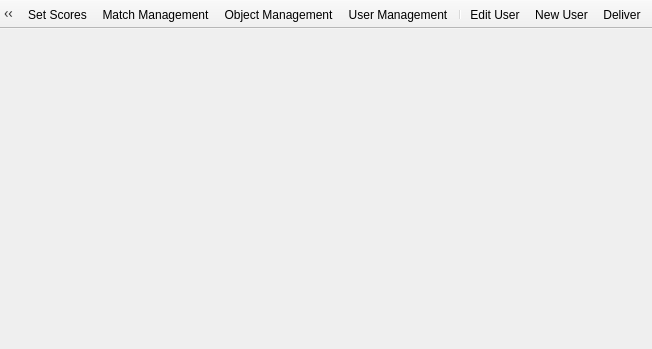
The window that mainwindow.ui (nournia/ketabkhaane) describes before a commit, drawn with Qt 5.
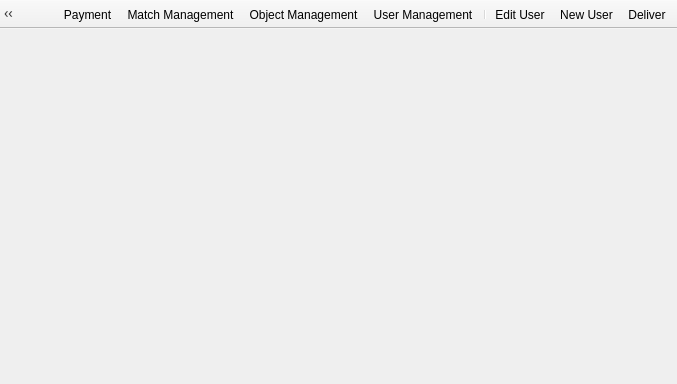
The same window after the commit. Icons and pictures are not drawn.

Diff of the .ui file:
```diff
--- a/mainwindow.ui
+++ b/mainwindow.ui
@@ -6,8 +6,8 @@
    <rect>
     <x>0</x>
     <y>0</y>
-    <width>652</width>
-    <height>349</height>
+    <width>677</width>
+    <height>384</height>
    </rect>
   </property>
   <property name="windowTitle">
@@ -68,15 +68,12 @@
    <addaction name="actionUserManagement"/>
    <addaction name="actionObjectManagement"/>
    <addaction name="actionMatchManagement"/>
-   <addaction name="actionSetScores"/>
    <addaction name="actionPayment"/>
+   <addaction name="actionSetScores"/>
    <addaction name="separator"/>
    <addaction name="actionWeb"/>
-   <addaction name="actionChangePermissions"/>
    <addaction name="actionOptions"/>
-   <addaction name="separator"/>
-   <addaction name="actionChangePassword"/>
-   <addaction name="actionLogin"/>
+   <addaction name="actionChangePermissions"/>
    <addaction name="actionAbout"/>
   </widget>
   <action name="actionWeb">
```
Left out of the diff: 13 changed lines with no effect on the pictures.
